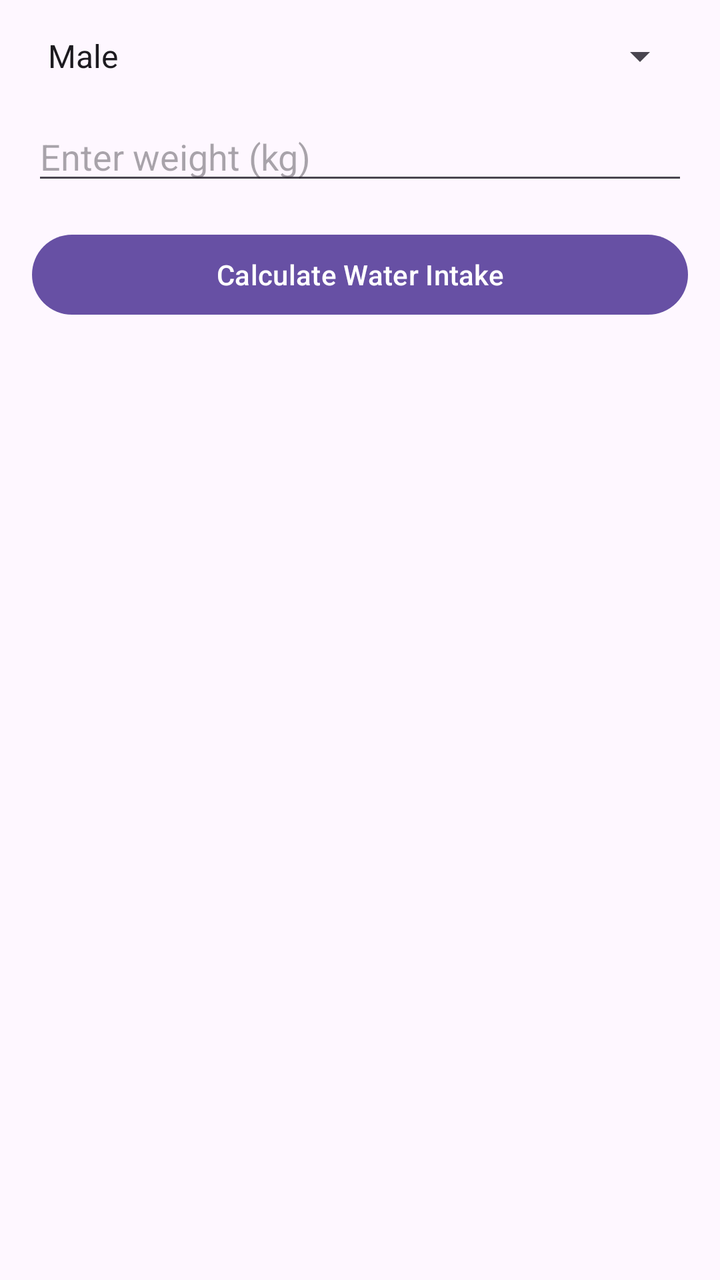
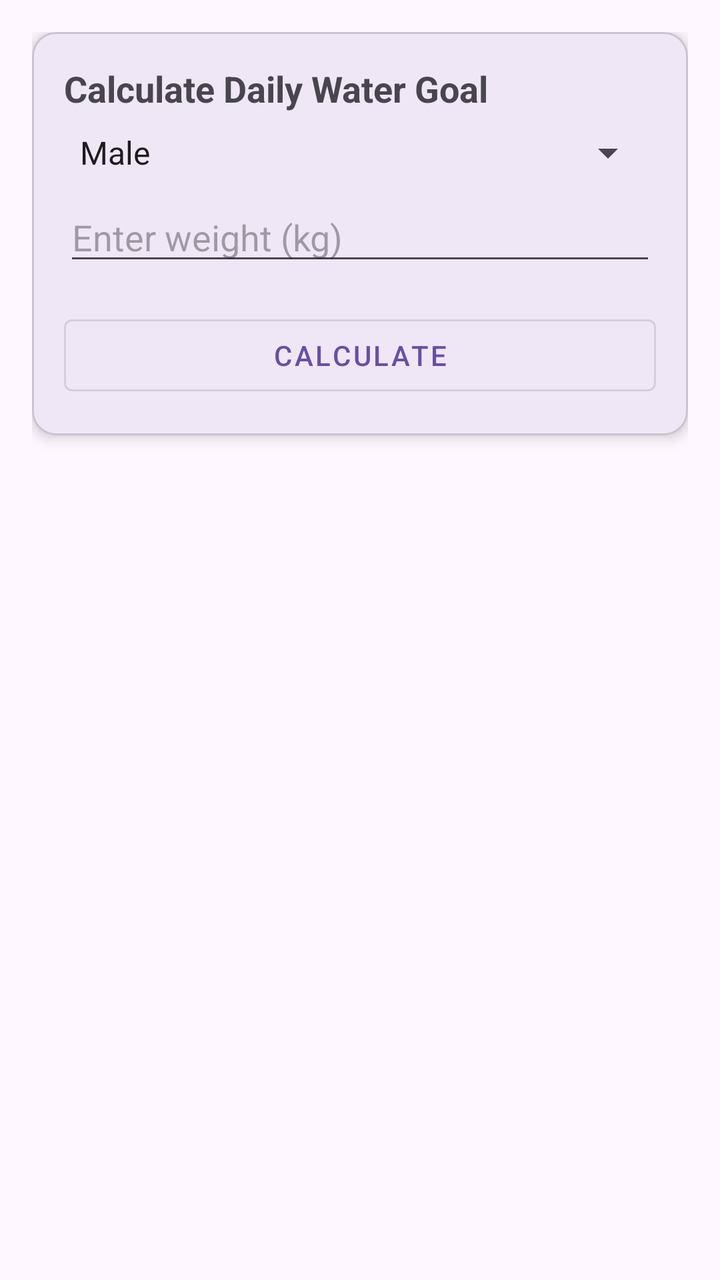

Two renders of the same Android screen: before a commit and after it. Below are the layout's source before the change and the commit's diff.
<!-- AndroidManifest.xml: application theme Theme.Project_work -->
<!-- res/layout/content_main.xml -->
<?xml version="1.0" encoding="utf-8"?>
<androidx.constraintlayout.widget.ConstraintLayout
    xmlns:android="http://schemas.android.com/apk/res/android"
    xmlns:app="http://schemas.android.com/apk/res-auto"
    android:layout_width="match_parent"
    android:layout_height="match_parent"
    android:padding="16dp">

    <Spinner
        android:id="@+id/spinner_gender"
        android:layout_width="0dp"
        android:layout_height="wrap_content"
        android:entries="@array/gender_array"
        app:layout_constraintTop_toTopOf="parent"
        app:layout_constraintStart_toStartOf="parent"
        app:layout_constraintEnd_toEndOf="parent" />

    <EditText
        android:id="@+id/edit_weight"
        android:layout_width="0dp"
        android:layout_height="wrap_content"
        android:hint="Enter weight (kg)"
        android:inputType="numberDecimal"
        app:layout_constraintTop_toBottomOf="@id/spinner_gender"
        app:layout_constraintStart_toStartOf="parent"
        app:layout_constraintEnd_toEndOf="parent"
        android:layout_marginTop="16dp" />

    <Button
        android:id="@+id/btn_calculate"
        android:layout_width="0dp"
        android:layout_height="wrap_content"
        android:text="Calculate Water Intake"
        app:layout_constraintTop_toBottomOf="@id/edit_weight"
        app:layout_constraintStart_toStartOf="parent"
        app:layout_constraintEnd_toEndOf="parent"
        android:layout_marginTop="16dp" />

</androidx.constraintlayout.widget.ConstraintLayout>
<!-- resources referenced by this layout -->
<resources>
  <string-array name="gender_array">
          <item>Male</item>
          <item>Female</item>
      </string-array>
  <style name="Theme.Project_work" parent="Base.Theme.Project_work" />
  <style name="Base.Theme.Project_work" parent="Theme.Material3.DayNight.NoActionBar">
          
          
      </style>
</resources>

<!-- the commit's change to res/layout/content_main.xml (unified diff, before → after) -->
@@ -1,39 +1,181 @@
 <?xml version="1.0" encoding="utf-8"?>
-<androidx.constraintlayout.widget.ConstraintLayout
+<ScrollView
     xmlns:android="http://schemas.android.com/apk/res/android"
     xmlns:app="http://schemas.android.com/apk/res-auto"
     android:layout_width="match_parent"
     android:layout_height="match_parent"
     android:padding="16dp">
 
-    <Spinner
-        android:id="@+id/spinner_gender"
-        android:layout_width="0dp"
+    <LinearLayout
+        android:layout_width="match_parent"
         android:layout_height="wrap_content"
-        android:entries="@array/gender_array"
-        app:layout_constraintTop_toTopOf="parent"
-        app:layout_constraintStart_toStartOf="parent"
-        app:layout_constraintEnd_toEndOf="parent" />
+        android:orientation="vertical"
+        android:gravity="center_horizontal">
 
-    <EditText
-        android:id="@+id/edit_weight"
-        android:layout_width="0dp"
-        android:layout_height="wrap_content"
-        android:hint="Enter weight (kg)"
-        android:inputType="numberDecimal"
-        app:layout_constraintTop_toBottomOf="@id/spinner_gender"
-        app:layout_constraintStart_toStartOf="parent"
-        app:layout_constraintEnd_toEndOf="parent"
-        android:layout_marginTop="16dp" />
+        
+        <com.google.android.material.card.MaterialCardView
+            android:id="@+id/input_card"
+            android:layout_width="match_parent"
+            android:layout_height="wrap_content"
+            android:layout_marginBottom="16dp"
+            app:cardElevation="4dp">
 
-    <Button
-        android:id="@+id/btn_calculate"
-        android:layout_width="0dp"
-        android:layout_height="wrap_content"
-        android:text="Calculate Water Intake"
-        app:layout_constraintTop_toBottomOf="@id/edit_weight"
-        app:layout_constraintStart_toStartOf="parent"
-        app:layout_constraintEnd_toEndOf="parent"
-        android:layout_marginTop="16dp" />
+            <LinearLayout
+                android:layout_width="match_parent"
+                android:layout_height="wrap_content"
+                android:orientation="vertical"
+                android:padding="16dp">
 
-</androidx.constraintlayout.widget.ConstraintLayout>
+                <TextView
+                    android:layout_width="match_parent"
+                    android:layout_height="wrap_content"
+                    android:text="Calculate Daily Water Goal"
+                    android:textSize="18sp"
+                    android:textStyle="bold" />
+
+                <Spinner
+                    android:id="@+id/spinner_gender"
+                    android:layout_width="match_parent"
+                    android:layout_height="wrap_content"
+                    android:layout_marginTop="8dp"
+                    android:entries="@array/gender_array" />
+
+                <EditText
+                    android:id="@+id/edit_weight"
+                    android:layout_width="match_parent"
+                    android:layout_height="wrap_content"
+                    android:layout_marginTop="8dp"
+                    android:hint="Enter weight (kg)"
+                    android:inputType="numberDecimal" />
+
+                <Button
+                    android:id="@+id/btn_calculate"
+                    android:layout_width="match_parent"
+                    android:layout_height="wrap_content"
+                    android:layout_marginTop="16dp"
+                    android:text="Calculate"
+                    style="@style/Widget.MaterialComponents.Button.OutlinedButton" />
+            </LinearLayout>
+        </com.google.android.material.card.MaterialCardView>
+
+        
+        <LinearLayout
+            android:id="@+id/progress_section"
+            android:layout_width="match_parent"
+            android:layout_height="wrap_content"
+            android:orientation="vertical"
+            android:gravity="center_horizontal"
+            android:visibility="gone">
+
+            
+            <LinearLayout
+                android:layout_width="match_parent"
+                android:layout_height="wrap_content"
+                android:orientation="horizontal"
+                android:gravity="center_vertical"
+                android:layout_marginBottom="16dp">
+
+                <ImageView
+                    android:layout_width="48dp"
+                    android:layout_height="48dp"
+                    android:src="@drawable/ic_water_drop_character"
+                    android:layout_marginEnd="8dp" />
+
+                <TextView
+                    android:layout_width="wrap_content"
+                    android:layout_height="wrap_content"
+                    android:text="It's time to drink your first glass of water!"
+                    android:background="@drawable/speech_bubble"
+                    android:padding="12dp"
+                    android:textColor="@android:color/black"
+                    android:textSize="14sp" />
+            </LinearLayout>
+
+            
+            <com.google.android.material.card.MaterialCardView
+                android:layout_width="match_parent"
+                android:layout_height="wrap_content"
+                android:layout_marginBottom="16dp"
+                app:cardElevation="4dp">
+
+                <LinearLayout
+                    android:layout_width="match_parent"
+                    android:layout_height="wrap_content"
+                    android:orientation="vertical"
+                    android:padding="16dp"
+                    android:gravity="center">
+
+                    <TextView
+                        android:id="@+id/text_progress_ml"
+                        android:layout_width="wrap_content"
+                        android:layout_height="wrap_content"
+                        android:text="0/0ml"
+                        android:textSize="24sp"
+                        android:textStyle="bold"
+                        android:textColor="@color/blue" />
+
+                    <TextView
+                        android:layout_width="wrap_content"
+                        android:layout_height="wrap_content"
+                        android:text="Daily goal"
+                        android:textSize="14sp"
+                        android:layout_marginTop="4dp" />
+
+                    <com.example.project_work.WaterProgressView
+                        android:id="@+id/water_progress_view"
+                        android:layout_width="200dp"
+                        android:layout_height="200dp"
+                        android:layout_marginTop="16dp" />
+
+                    
+                    <LinearLayout
+                        android:layout_width="wrap_content"
+                        android:layout_height="wrap_content"
+                        android:orientation="horizontal"
+                        android:layout_marginTop="16dp">
+
+                        <ImageButton
+                            android:id="@+id/btn_add_glass"
+                            android:layout_width="48dp"
+                            android:layout_height="48dp"
+                            android:src="@drawable/ic_add_glass"
+                            android:background="@drawable/circle_button_background"
+                            android:layout_marginEnd="16dp" />
+
+                        <ImageButton
+                            android:id="@+id/btn_reset"
+                            android:layout_width="48dp"
+                            android:layout_height="48dp"
+                            android:src="@drawable/ic_reset"
+                            android:background="@drawable/circle_button_background" />
+                    </LinearLayout>
+
+                    <TextView
+                        android:layout_width="wrap_content"
+                        android:layout_height="wrap_content"
+                        android:layout_marginTop="8dp"
+                        android:text="Confirm that you just drank the recommended amount"
+                        android:textSize="12sp"
+                        android:textColor="@android:color/darker_gray"
+                        android:gravity="center" />
+                </LinearLayout>
+            </com.google.android.material.card.MaterialCardView>
+
+            
+            <TextView
+                android:layout_width="wrap_content"
+                android:layout_height="wrap_content"
+                android:text="History"
+                android:textSize="18sp"
+                android:textStyle="bold"
+                android:layout_marginTop="16dp"
+                android:layout_marginBottom="8dp" />
+
+            <androidx.recyclerview.widget.RecyclerView
+                android:id="@+id/recycler_history_main"
+                android:layout_width="match_parent"
+                android:layout_height="wrap_content"
+                android:nestedScrollingEnabled="false" />
+        </LinearLayout>
+    </LinearLayout>
+</ScrollView>
<!-- resource entries referenced after the edit -->
@@ -4,6 +4,56 @@
           <item>Male</item>
           <item>Female</item>
       </string-array>
+  <color name="blue">#1082CA</color>
+  <!-- drawable circle_button_background (drawable) -->
+  <shape xmlns:android="http://schemas.android.com/apk/res/android">
+      <solid android:color="#E6F0FA" />
+      <corners android:radius="24dp" />
+  </shape>
+  <!-- drawable ic_add_glass (drawable) -->
+  <vector xmlns:android="http://schemas.android.com/apk/res/android"
+      android:width="24dp"
+      android:height="24dp"
+      android:viewportWidth="24"
+      android:viewportHeight="24">
+      <path
+          android:fillColor="#1082CA"
+          android:pathData="M12,2v8h8v2h-8v8h-2v-8H2v-2h8V2h2z" />
+  </vector>
+  <!-- drawable ic_reset (drawable) -->
+  <vector xmlns:android="http://schemas.android.com/apk/res/android"
+      android:width="24dp"
+      android:height="24dp"
+      android:viewportWidth="24"
+      android:viewportHeight="24">
+      <path
+          android:fillColor="#1082CA"
+          android:pathData="M12,4c4.41,0 8,3.59 8,8s-3.59,8-8,8-8-3.59-8-8 3.59-8 8-8m0-2C6.48,2 2,6.48 2,12s4.48,10 10,10 10-4.48 10-10S17.52,2 12,2zM13,17h-2v-2h2v2zm0-4h-2V7h2v6z" />
+  </vector>
+  <!-- drawable ic_water_drop_character (drawable) -->
+  <vector xmlns:android="http://schemas.android.com/apk/res/android"
+      android:width="48dp"
+      android:height="48dp"
+      android:viewportWidth="24"
+      android:viewportHeight="24">
+      <path
+          android:fillColor="#0000FF"
+          android:pathData="M12,2C6.48,2 2,6.48 2,12s4.48,10 10,10 10,-4.48 10,-10S17.52,2 12,2zM12,18c-3.31,0-6-2.69-6-6s2.69-6,6-6 6,2.69 6,6-2.69,6-6,6z" />
+      <path
+          android:fillColor="#FFFFFF"
+          android:pathData="M9,9m-1,0a1,1 0 1,1 2,0a1,1 0 1,1 -2,0" />
+      <path
+          android:fillColor="#FFFFFF"
+          android:pathData="M15,9m-1,0a1,1 0 1,1 2,0a1,1 0 1,1 -2,0" />
+      <path
+          android:fillColor="#FF0000"
+          android:pathData="M12,15c-2,0-2-2-0-2s2,2,0,2z" />
+  </vector>
+  <!-- drawable speech_bubble (drawable) -->
+  <shape xmlns:android="http://schemas.android.com/apk/res/android">
+      <solid android:color="#E6F0FA" />
+      <corners android:radius="12dp" />
+  </shape>
   <style name="Theme.Project_work" parent="Base.Theme.Project_work" />
   <style name="Base.Theme.Project_work" parent="Theme.Material3.DayNight.NoActionBar">
           
